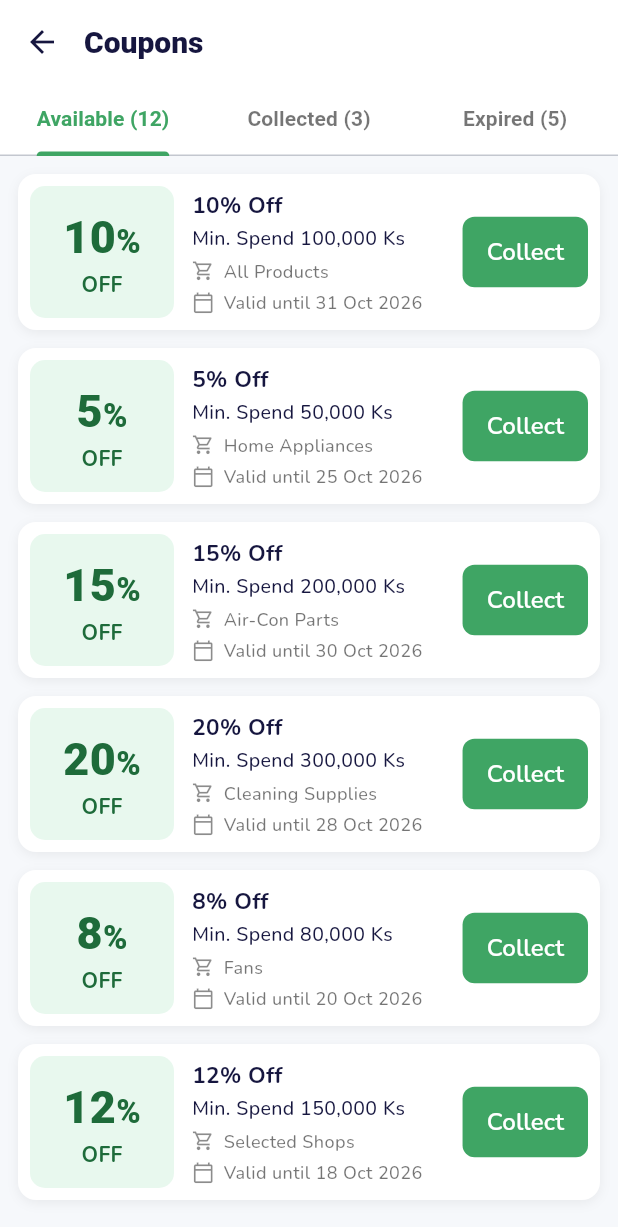
After one commit to Nyeint/putu_education, a Flutter app: the CouponView screen opened directly, on a phone screen of 412 x 824 dp. The commit adds this screen. Shown: the top 1227 px of the screen. Run offline on Flutter 3.47's test engine with Material 3 defaults, Android fonts, the phone set to English and light mode, and no system bars; our stand-ins replace audioplayers, cached_network_image, device_info_plus, dio, easy_localization, equatable and 14 more; missing offline and left inert: flutter_statusbarcolor_ns, markdown; accounts and stored records are empty; project files that could hold a hidden picture were left out.

Commit message:
feat: Update icon assets, add new coupon view, and enhance lessons and vocabulary layouts

```diff
--- /dev/null
+++ b/lib/features/coupon/coupon_view.dart
@@ -0,0 +1,172 @@
+import 'package:flutter/material.dart';
+
+const _green = Color(0xFF3FA564);
+const _greenDark = Color(0xFF1E6B3A);
+const _greenLight = Color(0xFFE8F8EE);
+const _navy = Color(0xFF16163F);
+
+class Coupon {
+  final int percent;
+  final int minSpend;
+  final String category;
+  final String validUntil;
+
+  const Coupon(this.percent, this.minSpend, this.category, this.validUntil);
+}
+
+// ponytail: static sample data, replace with API/bloc once the endpoint exists
+const _available = [
+  Coupon(10, 100000, 'All Products', '31 Oct 2026'),
+  Coupon(5, 50000, 'Home Appliances', '25 Oct 2026'),
+  Coupon(15, 200000, 'Air-Con Parts', '30 Oct 2026'),
+  Coupon(20, 300000, 'Cleaning Supplies', '28 Oct 2026'),
+  Coupon(8, 80000, 'Fans', '20 Oct 2026'),
+  Coupon(12, 150000, 'Selected Shops', '18 Oct 2026'),
+];
+
+class CouponView extends StatelessWidget {
+  const CouponView({super.key});
+
+  @override
+  Widget build(BuildContext context) {
+    return DefaultTabController(
+      length: 3,
+      child: Scaffold(
+        backgroundColor: const Color(0xFFF6F8FB),
+        appBar: AppBar(
+          backgroundColor: Colors.white,
+          elevation: 0,
+          foregroundColor: _navy,
+          titleSpacing: 0,
+          title: const Text('Coupons',
+              style: TextStyle(fontWeight: FontWeight.w800, fontSize: 20)),
+          bottom: const TabBar(
+            labelColor: _green,
+            unselectedLabelColor: Colors.black54,
+            indicatorColor: _green,
+            labelStyle: TextStyle(fontWeight: FontWeight.w600),
+            tabs: [
+              Tab(text: 'Available (12)'),
+              Tab(text: 'Collected (3)'),
+              Tab(text: 'Expired (5)'),
+            ],
+          ),
+        ),
+        body: TabBarView(
+          children: [
+            ListView.separated(
+              padding: const EdgeInsets.all(12),
+              itemCount: _available.length,
+              separatorBuilder: (_, __) => const SizedBox(height: 12),
+              itemBuilder: (_, i) => CouponCard(coupon: _available[i]),
+            ),
+            const Center(child: Text('No collected coupons')),
+            const Center(child: Text('No expired coupons')),
+          ],
+        ),
+      ),
+    );
+  }
+}
+
+class CouponCard extends StatelessWidget {
+  final Coupon coupon;
+  final VoidCallback? onCollect;
+
+  const CouponCard({super.key, required this.coupon, this.onCollect});
+
+  String _ks(int n) => n.toString().replaceAllMapped(
+      RegExp(r'\B(?=(\d{3})+(?!\d))'), (_) => ',');
+
+  Widget _meta(IconData icon, String text) => Row(
+        children: [
+          Icon(icon, size: 15, color: Colors.black45),
+          const SizedBox(width: 6),
+          Expanded(
+            child: Text(text,
+                overflow: TextOverflow.ellipsis,
+                style: const TextStyle(fontSize: 12, color: Colors.black54)),
+          ),
+        ],
+      );
+
+  @override
+  Widget build(BuildContext context) {
+    return Container(
+      padding: const EdgeInsets.all(8),
+      decoration: BoxDecoration(
+        color: Colors.white,
+        borderRadius: BorderRadius.circular(12),
+        boxShadow: const [
+          BoxShadow(color: Color(0x0F000000), blurRadius: 6, offset: Offset(0, 2)),
+        ],
+      ),
+      child: Row(
+        children: [
+          Container(
+            width: 96,
+            height: 88,
+            alignment: Alignment.center,
+            decoration: BoxDecoration(
+              color: _greenLight,
+              borderRadius: BorderRadius.circular(10),
+            ),
+            child: Column(
+              mainAxisSize: MainAxisSize.min,
+              children: [
+                Text.rich(
+                  TextSpan(
+                    text: '${coupon.percent}',
+                    style: const TextStyle(fontSize: 30, fontWeight: FontWeight.w800),
+                    children: const [
+                      TextSpan(text: '%', style: TextStyle(fontSize: 22)),
+                    ],
+                  ),
+                  style: const TextStyle(color: _greenDark),
+                ),
+                const Text('OFF',
+                    style: TextStyle(
+                        color: _greenDark,
+                        fontSize: 14,
+                        fontWeight: FontWeight.w700)),
+              ],
+            ),
+          ),
+          const SizedBox(width: 12),
+          Expanded(
+            child: Column(
+              crossAxisAlignment: CrossAxisAlignment.start,
+              children: [
+                Text('${coupon.percent}% Off',
+                    style: const TextStyle(
+                        color: _navy, fontSize: 15, fontWeight: FontWeight.w800)),
+                const SizedBox(height: 2),
+                Text('Min. Spend ${_ks(coupon.minSpend)} Ks',
+                    style: const TextStyle(
+                        color: _navy, fontSize: 13, fontWeight: FontWeight.w500)),
+                const SizedBox(height: 4),
+                _meta(Icons.shopping_cart_outlined, coupon.category),
+                const SizedBox(height: 4),
+                _meta(Icons.calendar_today_outlined,
+                    'Valid until ${coupon.validUntil}'),
+              ],
+            ),
+          ),
+          const SizedBox(width: 8),
+          ElevatedButton(
+            onPressed: onCollect ?? () {},
+            style: ElevatedButton.styleFrom(
+              backgroundColor: _green,
+              foregroundColor: Colors.white,
+              elevation: 0,
+              padding: const EdgeInsets.symmetric(horizontal: 16, vertical: 12),
+              shape: RoundedRectangleBorder(borderRadius: BorderRadius.circular(8)),
+            ),
+            child: const Text('Collect',
+                style: TextStyle(fontWeight: FontWeight.w600)),
+          ),
+        ],
+      ),
+    );
+  }
+}
--- a/lib/features/dashboard/lessons_view.dart
+++ b/lib/features/dashboard/lessons_view.dart
@@ -77,7 +77,8 @@ class LessonsView extends StatelessWidget {
             end: Alignment.bottomCenter,
             colors: <Color>[ColorResources.primary,ColorResources.primaryGradient]),
       ),
-      child: Column(
+      child: SingleChildScrollView(
+        child: Column(
         // mainAxisAlignment: MainAxisAlignment.spaceBetween,
         children: [
           Row(
@@ -117,6 +118,7 @@ class LessonsView extends StatelessWidget {
           SizedBox(height: 50,),
         ],
       ).pad(left: 16, right: 16, top: 3, bottom: 3),
+      ),
     );
   }
 }
--- a/lib/features/dashboard/progress_indicator.dart
+++ b/lib/features/dashboard/progress_indicator.dart
@@ -75,7 +75,7 @@ class ProgressIndicatorView extends StatelessWidget {
     final scoreProvider = context.watch<ScoreProvider>();
     return Container(
       padding: EdgeInsets.all(16),
-      width: context.width*0.8,
+      width: context.width*0.9,
       decoration: BoxDecoration(
         image: DecorationImage(
             image: AssetImage("assets/images/yellow_slider.png",),
--- a/lib/features/topics/presentation/pages/poemtory/poemtory_detail.dart
+++ b/lib/features/topics/presentation/pages/poemtory/poemtory_detail.dart
@@ -157,7 +157,7 @@ class _PoemToryDetailViewState extends State<PoemToryDetailView> {
         bottom: false,
         child: Scaffold(
           backgroundColor: ColorResources.background,
-          bottomNavigationBar: const BannerAdWidget(),
+          // bottomNavigationBar: const BannerAdWidget(),
           appBar: MyAppBar(
             titleWithGoBack: widget.data.title ?? '',
           ),
--- a/lib/features/topics/presentation/pages/poemtory/poemtory_list_view.dart
+++ b/lib/features/topics/presentation/pages/poemtory/poemtory_list_view.dart
@@ -7,7 +7,6 @@ import 'package:flutter/gestures.dart';
 import 'package:flutter/material.dart';
 import 'package:flutter_bloc/flutter_bloc.dart';
 import 'package:flutter_svg/svg.dart';
-import 'package:go_router/go_router.dart';
 import 'package:markdown/markdown.dart' as markdown;
 import 'package:pull_to_refresh/pull_to_refresh.dart';
 import 'package:putu_education/app/config/config.dart';
@@ -273,7 +272,7 @@ class _PoemToryListViewState extends State<PoemToryListView> {
               bloc: _poemtoryBloc,
               builder: (context, state) => SmartRefresher(
                 controller: _refreshController,
-                enablePullDown: true,
+                enablePullDown: false,
                 enablePullUp: state.hasMore,
                 header: WaterDropHeader(),
                 onRefresh: _onRefresh,
--- a/lib/features/topics/presentation/pages/vocab/vocabulary_view.dart
+++ b/lib/features/topics/presentation/pages/vocab/vocabulary_view.dart
@@ -259,7 +259,7 @@ class _VocabularyViewState extends State<VocabularyView> {
   Widget build(BuildContext context) {
     return Scaffold(
       backgroundColor: ColorResources.background,
-      bottomNavigationBar: const BannerAdWidget(),
+      // bottomNavigationBar: const BannerAdWidget(),
       appBar: MyAppBar(
         titleWithGoBack: tr('vocabulary'),
       ),
@@ -305,7 +305,7 @@ class _VocabularyViewState extends State<VocabularyView> {
                     Flexible(
                       child: SmartRefresher(
                         controller: _refreshController,
-                        enablePullDown: true,
+                        enablePullDown: false,
                         enablePullUp: state.hasMore,
                         header: WaterDropHeader(),
                         onRefresh: _onRefresh,
```
Also changed, not shown: lib/features/topics/presentation/pages/games/calculate_game.dart (+10 -11 lines), lib/features/topics/presentation/pages/games/counting_game.dart (+12 -5 lines), lib/features/topics/presentation/pages/games/sentence_sort_game.dart (+14 -7 lines), lib/features/topics/presentation/pages/games/word_game.dart (+14 -6 lines), lib/features/topics/presentation/pages/games/word_sort_game.dart (+14 -7 lines), assets/icons/check.png, assets/icons/check1.png (added), assets/icons/next_active.png, assets/icons/next_active1.png (added), assets/icons/next_inactive.png, assets/icons/next_inactive1.png (added), 1 other file.
